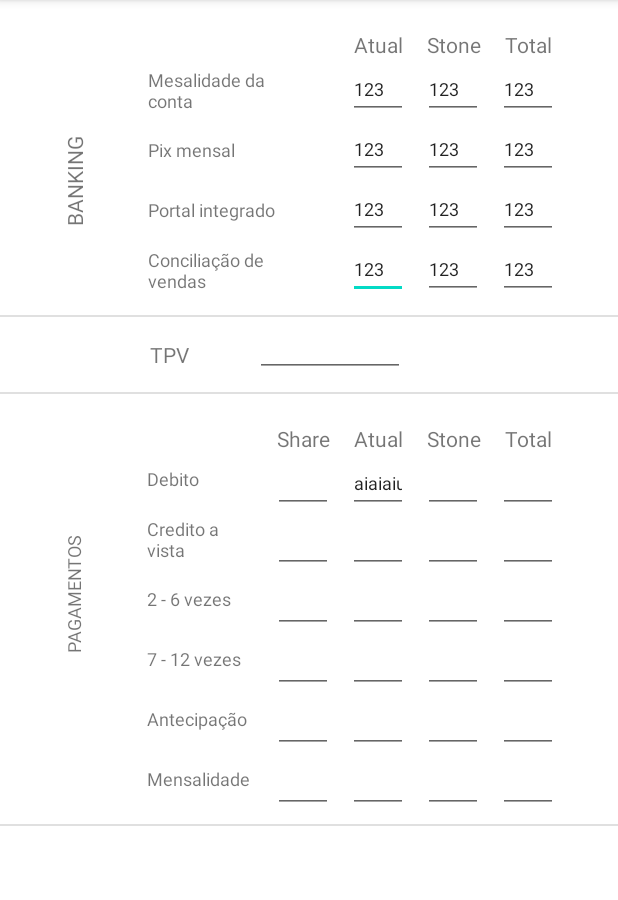
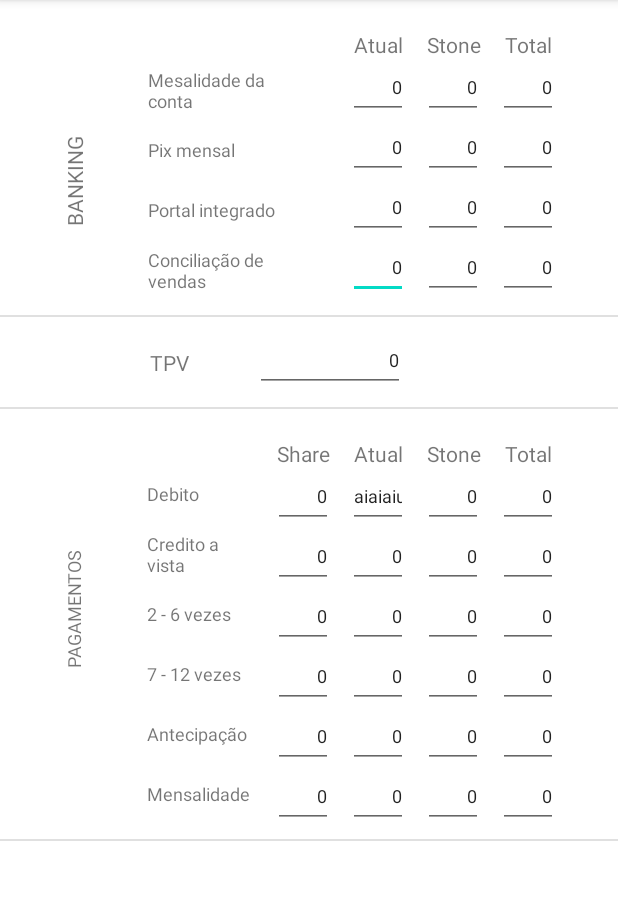
Before and after one commit to PabloManoel/calculo-investimento-adquirente, an Android app: the screen it shows after launch (MainActivity), on a phone screen of 412 x 824 dp, the part 84-984 px from its top. Run offline under Robolectric (Android 15) with nearby library versions, the phone set to English and light mode, and no system bars.

Commit message:
ajuste posicao dos numeros para direita

```diff
--- a/app/src/main/res/layout/activity_main.xml
+++ b/app/src/main/res/layout/activity_main.xml
@@ -13,8 +13,9 @@
         android:layout_marginEnd="10dp"
         android:layout_marginRight="10dp"
         android:ems="10"
+        android:gravity="right"
         android:inputType="textPersonName"
-        android:text="123"
+        android:text="0"
         android:textSize="12sp"
         app:layout_constraintEnd_toStartOf="@+id/conciliacao_vendas_stone_id"
         app:layout_constraintTop_toBottomOf="@+id/portal_integrado_atual_id" />
@@ -26,7 +27,9 @@
         android:layout_marginEnd="10dp"
         android:layout_marginRight="10dp"
         android:ems="10"
+        android:gravity="right"
         android:inputType="textPersonName"
+        android:text="0"
         android:textSize="12sp"
         app:layout_constraintEnd_toStartOf="@+id/antecipacao_stone_id"
         app:layout_constraintTop_toBottomOf="@+id/vezes_7_12_atual_id" />
@@ -75,7 +78,9 @@
         android:layout_marginEnd="10dp"
         android:layout_marginRight="10dp"
         android:ems="10"
+        android:gravity="right"
         android:inputType="textPersonName"
+        android:text="0"
         android:textSize="12sp"
         app:layout_constraintEnd_toStartOf="@+id/antecipacao_atual_id"
         app:layout_constraintTop_toBottomOf="@+id/vezes_7_12_share_id" />
@@ -87,8 +92,9 @@
         android:layout_marginEnd="10dp"
         android:layout_marginRight="10dp"
         android:ems="10"
+        android:gravity="right"
         android:inputType="textPersonName"
-        android:text="123"
+        android:text="0"
         android:textSize="12sp"
         app:layout_constraintEnd_toStartOf="@+id/portal_integrado_stone_id"
         app:layout_constraintTop_toBottomOf="@+id/pix_mensal_atual_id" />
@@ -156,7 +162,9 @@
         android:layout_marginEnd="10dp"
         android:layout_marginRight="10dp"
         android:ems="10"
+        android:gravity="right"
         android:inputType="textPersonName"
+        android:text="0"
         android:textSize="12sp"
         app:layout_constraintEnd_toStartOf="@+id/vezes_7_12_atual_id"
         app:layout_constraintTop_toBottomOf="@+id/vezes_2_6_share_id" />
@@ -168,8 +176,9 @@
         android:layout_marginEnd="40dp"
         android:layout_marginRight="40dp"
         android:ems="10"
+        android:gravity="right"
         android:inputType="textPersonName"
-        android:text="123"
+        android:text="0"
         android:textSize="12sp"
         app:layout_constraintEnd_toEndOf="parent"
         app:layout_constraintTop_toBottomOf="@+id/pix_mensal_total_id" />
@@ -202,7 +211,9 @@
         android:layout_marginEnd="40dp"
         android:layout_marginRight="40dp"
         android:ems="10"
+        android:gravity="right"
         android:inputType="textPersonName"
+        android:text="0"
         android:textSize="12sp"
         app:layout_constraintEnd_toEndOf="parent"
         app:layout_constraintTop_toBottomOf="@+id/vezes_2_6_total_id" />
@@ -214,7 +225,9 @@
         android:layout_marginEnd="10dp"
         android:layout_marginRight="10dp"
         android:ems="10"
+        android:gravity="right"
         android:inputType="textPersonName"
+        android:text="0"
         android:textSize="12sp"
         app:layout_constraintEnd_toStartOf="@+id/debito_stone_id"
         app:layout_constraintTop_toBottomOf="@+id/atual_txt8" />
@@ -233,7 +246,9 @@
         android:layout_marginEnd="10dp"
         android:layout_marginRight="10dp"
         android:ems="10"
+        android:gravity="right"
         android:inputType="textPersonName"
+        android:text="0"
         android:textSize="12sp"
         app:layout_constraintEnd_toStartOf="@+id/debito_total_id"
         app:layout_constraintTop_toBottomOf="@+id/stone_txt8" />
@@ -245,7 +260,9 @@
         android:layout_marginEnd="10dp"
         android:layout_marginRight="10dp"
         android:ems="10"
+        android:gravity="right"
         android:inputType="textPersonName"
+        android:text="0"
         android:textSize="12sp"
         app:layout_constraintEnd_toStartOf="@+id/vezes_2_6_stone_id"
         app:layout_constraintTop_toBottomOf="@+id/credito_a_vista_atual_id" />
@@ -257,8 +274,9 @@
         android:layout_marginEnd="40dp"
         android:layout_marginRight="40dp"
         android:ems="10"
+        android:gravity="right"
         android:inputType="textPersonName"
-        android:text="123"
+        android:text="0"
         android:textSize="12sp"
         app:layout_constraintEnd_toEndOf="parent"
         app:layout_constraintTop_toBottomOf="@+id/mensalidade_conta_total" />
@@ -281,10 +299,13 @@
     <EditText
         android:id="@+id/debito_share_id2"
         android:layout_width="100dp"
-        android:layout_height="30dp"
+        android:layout_height="40dp"
         android:layout_marginTop="10dp"
         android:ems="10"
+        android:gravity="right"
         android:inputType="textPersonName"
+        android:text="0"
+        android:textSize="12sp"
         app:layout_constraintStart_toEndOf="@+id/textView57"
         app:layout_constraintTop_toBottomOf="@+id/divider11" />
 
@@ -295,8 +316,9 @@
         android:layout_marginEnd="40dp"
         android:layout_marginRight="40dp"
         android:ems="10"
+        android:gravity="right"
         android:inputType="textPersonName"
-        android:text="123"
+        android:text="0"
         android:textSize="12sp"
         app:layout_constraintEnd_toEndOf="parent"
         app:layout_constraintTop_toBottomOf="@+id/portal_integrado_total_id" />
@@ -330,7 +352,9 @@
         android:layout_marginEnd="10dp"
         android:layout_marginRight="10dp"
         android:ems="10"
+        android:gravity="right"
         android:inputType="textPersonName"
+        android:text="0"
         android:textSize="12sp"
         app:layout_constraintEnd_toStartOf="@+id/mensalidade_total_id"
         app:layout_constraintTop_toBottomOf="@+id/antecipacao_stone_id" />
@@ -342,7 +366,9 @@
         android:layout_marginEnd="40dp"
         android:layout_marginRight="40dp"
         android:ems="10"
+        android:gravity="right"
         android:inputType="textPersonName"
+        android:text="0"
         android:textSize="12sp"
         app:layout_constraintEnd_toEndOf="parent"
         app:layout_constraintTop_toBottomOf="@+id/vezes_7_12_total_id" />
@@ -354,8 +380,9 @@
         android:layout_marginEnd="10dp"
         android:layout_marginRight="10dp"
         android:ems="10"
+        android:gravity="right"
         android:inputType="textPersonName"
-        android:text="123"
+        android:text="0"
         android:textSize="12sp"
         app:layout_constraintEnd_toStartOf="@+id/pix_mensal_stone_id"
         app:layout_constraintTop_toBottomOf="@+id/mensalidade_conta_atual_id" />
@@ -367,7 +394,9 @@
         android:layout_marginEnd="40dp"
         android:layout_marginRight="40dp"
         android:ems="10"
+        android:gravity="right"
         android:inputType="textPersonName"
+        android:text="0"
         android:textSize="12sp"
         app:layout_constraintEnd_toEndOf="parent"
         app:layout_constraintTop_toBottomOf="@+id/antecipacao_total_id" />
@@ -379,7 +408,9 @@
         android:layout_marginEnd="10dp"
         android:layout_marginRight="10dp"
         android:ems="10"
+        android:gravity="right"
         android:inputType="textPersonName"
+        android:text="0"
         android:textSize="12sp"
         app:layout_constraintEnd_toStartOf="@+id/credito_a_vista_stone_id"
         app:layout_constraintTop_toBottomOf="@+id/debito_atual_id" />
@@ -403,8 +434,9 @@
         android:layout_marginEnd="40dp"
         android:layout_marginRight="40dp"
         android:ems="10"
+        android:gravity="right"
         android:inputType="textPersonName"
-        android:text="123"
+        android:text="0"
         android:textSize="12sp"
         app:layout_constraintEnd_toEndOf="parent"
         app:layout_constraintTop_toBottomOf="@+id/stone_txt" />
@@ -416,7 +448,9 @@
         android:layout_marginEnd="10dp"
         android:layout_marginRight="10dp"
         android:ems="10"
+        android:gravity="right"
         android:inputType="textPersonName"
+        android:text="0"
         android:textSize="12sp"
         app:layout_constraintEnd_toStartOf="@+id/debito_atual_id"
         app:layout_constraintTop_toBottomOf="@+id/atual_txt9" />
@@ -428,7 +462,9 @@
         android:layout_marginEnd="40dp"
         android:layout_marginRight="40dp"
         android:ems="10"
+        android:gravity="right"
         android:inputType="textPersonName"
+        android:text="0"
         android:textSize="12sp"
         app:layout_constraintEnd_toEndOf="parent"
         app:layout_constraintTop_toBottomOf="@+id/debito_total_id" />
@@ -440,8 +476,9 @@
         android:layout_marginEnd="10dp"
         android:layout_marginRight="10dp"
         android:ems="10"
+        android:gravity="right"
         android:inputType="textPersonName"
-        android:text="123"
+        android:text="0"
         android:textSize="12sp"
         app:layout_constraintEnd_toStartOf="@+id/pix_mensal_total_id"
         app:layout_constraintTop_toBottomOf="@+id/mensalidade_conta_stone_id" />
@@ -478,7 +515,9 @@
         android:layout_marginEnd="10dp"
         android:layout_marginRight="10dp"
         android:ems="10"
+        android:gravity="right"
         android:inputType="textPersonName"
+        android:text="0"
         android:textSize="12sp"
         app:layout_constraintEnd_toStartOf="@+id/vezes_2_6_atual_id"
         app:layout_constraintTop_toBottomOf="@+id/credito_a_vista_share_id" />
@@ -505,7 +544,9 @@
         android:layout_marginEnd="10dp"
         android:layout_marginRight="10dp"
         android:ems="10"
+        android:gravity="right"
         android:inputType="textPersonName"
+        android:text="0"
         android:textSize="12sp"
         app:layout_constraintEnd_toStartOf="@+id/credito_a_vista_total_id"
         app:layout_constraintTop_toBottomOf="@+id/debito_stone_id" />
@@ -517,8 +558,9 @@
         android:layout_marginEnd="10dp"
         android:layout_marginRight="10dp"
         android:ems="10"
+        android:gravity="right"
         android:inputType="textPersonName"
-        android:text="123"
+        android:text="0"
         android:textSize="12sp"
         app:layout_constraintEnd_toStartOf="@+id/portal_integrado_total_id"
         app:layout_constraintTop_toBottomOf="@+id/pix_mensal_stone_id" />
@@ -530,7 +572,9 @@
         android:layout_marginEnd="10dp"
         android:layout_marginRight="10dp"
         android:ems="10"
+        android:gravity="right"
         android:inputType="textPersonName"
+        android:text="0"
         android:textSize="12sp"
         app:layout_constraintEnd_toStartOf="@+id/vezes_7_12_stone_id"
         app:layout_constraintTop_toBottomOf="@+id/vezes_2_6_atual_id" />
@@ -542,8 +586,9 @@
         android:layout_marginEnd="10dp"
         android:layout_marginRight="10dp"
         android:ems="10"
+        android:gravity="right"
         android:inputType="textPersonName"
-        android:text="123"
+        android:text="0"
         android:textSize="12sp"
         app:layout_constraintEnd_toStartOf="@+id/mensalidade_conta_stone_id"
         app:layout_constraintTop_toBottomOf="@+id/atual_txt" />
@@ -555,7 +600,9 @@
         android:layout_marginEnd="10dp"
         android:layout_marginRight="10dp"
         android:ems="10"
+        android:gravity="right"
         android:inputType="textPersonName"
+        android:text="0"
         android:textSize="12sp"
         app:layout_constraintEnd_toStartOf="@+id/vezes_2_6_total_id"
         app:layout_constraintTop_toBottomOf="@+id/credito_a_vista_stone_id" />
@@ -579,7 +626,9 @@
         android:layout_marginEnd="40dp"
         android:layout_marginRight="40dp"
         android:ems="10"
+        android:gravity="right"
         android:inputType="textPersonName"
+        android:text="0"
         android:textSize="12sp"
         app:layout_constraintEnd_toEndOf="parent"
         app:layout_constraintTop_toBottomOf="@+id/credito_a_vista_total_id" />
@@ -621,7 +670,9 @@
         android:layout_marginEnd="10dp"
         android:layout_marginRight="10dp"
         android:ems="10"
+        android:gravity="right"
         android:inputType="textPersonName"
+        android:text="0"
         android:textSize="12sp"
         app:layout_constraintEnd_toStartOf="@+id/mensalidade_atual_id"
         app:layout_constraintTop_toBottomOf="@+id/antecipacao_share_id" />
@@ -645,7 +696,9 @@
         android:layout_marginEnd="40dp"
         android:layout_marginRight="40dp"
         android:ems="10"
+        android:gravity="right"
         android:inputType="textPersonName"
+        android:text="0"
         android:textSize="12sp"
         app:layout_constraintEnd_toEndOf="parent"
         app:layout_constraintTop_toBottomOf="@+id/total_txt8" />
@@ -657,7 +710,9 @@
         android:layout_marginEnd="10dp"
         android:layout_marginRight="10dp"
         android:ems="10"
+        android:gravity="right"
         android:inputType="textPersonName"
+        android:text="0"
         android:textSize="12sp"
         app:layout_constraintEnd_toStartOf="@+id/antecipacao_total_id"
         app:layout_constraintTop_toBottomOf="@+id/vezes_7_12_stone_id" />
@@ -684,7 +739,9 @@
         android:layout_marginEnd="10dp"
         android:layout_marginRight="10dp"
         android:ems="10"
+        android:gravity="right"
         android:inputType="textPersonName"
+        android:text="0"
         android:textSize="12sp"
         app:layout_constraintEnd_toStartOf="@+id/credito_a_vista_atual_id"
         app:layout_constraintTop_toBottomOf="@+id/debito_share_id" />
@@ -711,7 +768,9 @@
         android:layout_marginEnd="10dp"
         android:layout_marginRight="10dp"
         android:ems="10"
+        android:gravity="right"
         android:inputType="textPersonName"
+        android:text="0"
         android:textSize="12sp"
         app:layout_constraintEnd_toStartOf="@+id/vezes_7_12_total_id"
         app:layout_constraintTop_toBottomOf="@+id/vezes_2_6_stone_id" />
@@ -734,7 +793,9 @@
         android:layout_marginEnd="10dp"
         android:layout_marginRight="10dp"
         android:ems="10"
+        android:gravity="right"
         android:inputType="textPersonName"
+        android:text="0"
         android:textSize="12sp"
         app:layout_constraintEnd_toStartOf="@+id/mensalidade_stone_id"
         app:layout_constraintTop_toBottomOf="@+id/antecipacao_atual_id" />
@@ -746,8 +807,9 @@
         android:layout_marginEnd="10dp"
         android:layout_marginRight="10dp"
         android:ems="10"
+        android:gravity="right"
         android:inputType="textPersonName"
-        android:text="123"
+        android:text="0"
         android:textSize="12sp"
         app:layout_constraintEnd_toStartOf="@+id/mensalidade_conta_total"
         app:layout_constraintTop_toBottomOf="@+id/stone_txt" />
@@ -774,8 +836,9 @@
         android:layout_marginEnd="10dp"
         android:layout_marginRight="10dp"
         android:ems="10"
+        android:gravity="right"
         android:inputType="textPersonName"
-        android:text="123"
+        android:text="0"
         android:textSize="12sp"
         app:layout_constraintEnd_toStartOf="@+id/conciliacao_vendas_total_id"
         app:layout_constraintTop_toBottomOf="@+id/portal_integrado_stone_id" />
```
